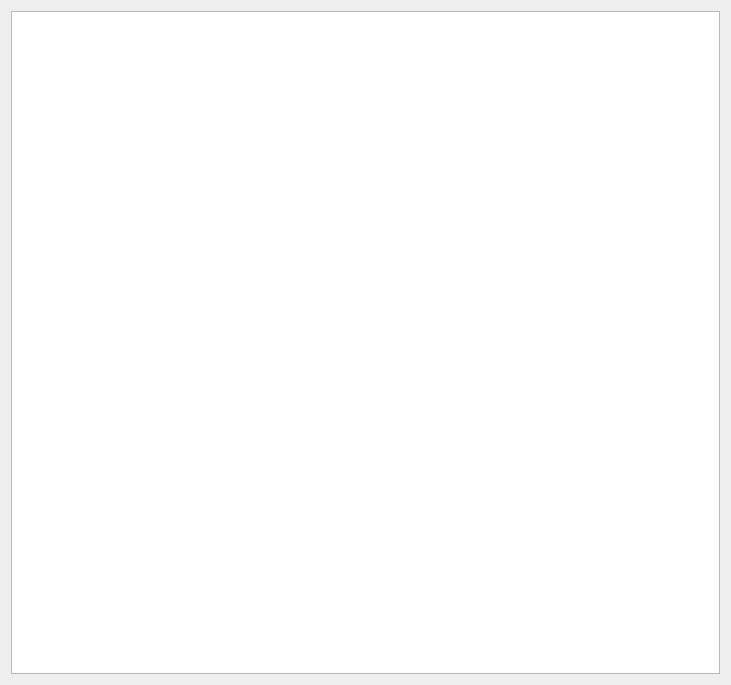
The window that ui/widgets/pdfwindow.ui (AmNotAGoose/textbook-homework-consolidator) describes before a commit, drawn with Qt 5.
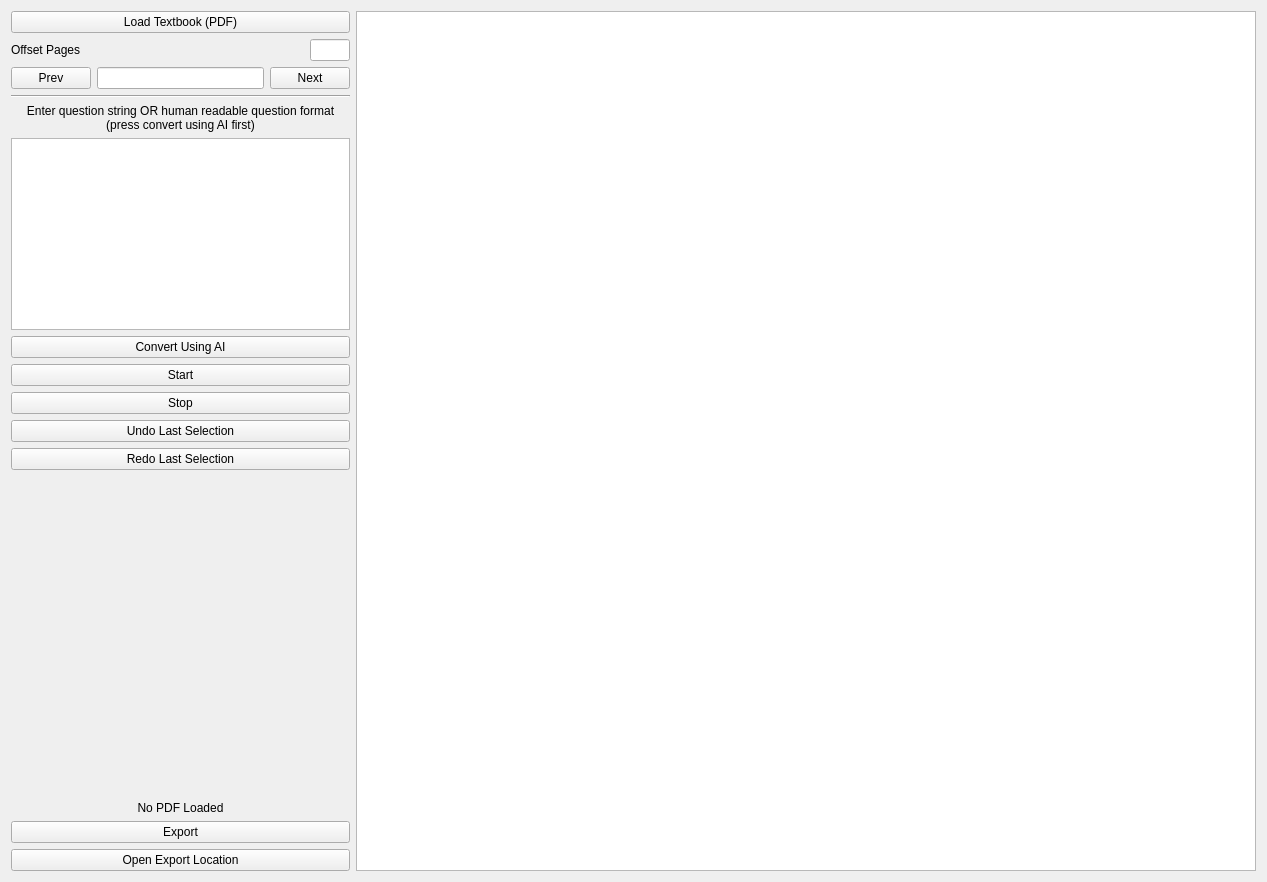
The same window after the commit.

```diff
--- a/ui/widgets/pdfwindow.ui
+++ b/ui/widgets/pdfwindow.ui
@@ -6,16 +6,200 @@
    <rect>
     <x>0</x>
     <y>0</y>
-    <width>731</width>
-    <height>685</height>
+    <width>1267</width>
+    <height>882</height>
    </rect>
   </property>
   <property name="windowTitle">
    <string>Form</string>
   </property>
-  <layout class="QHBoxLayout" name="horizontalLayout">
+  <layout class="QHBoxLayout" name="horizontalLayout_3">
    <item>
-    <widget class="QGraphicsView" name="graphicsView"/>
+    <layout class="QVBoxLayout" name="verticalLayout_3">
+     <property name="sizeConstraint">
+      <enum>QLayout::SizeConstraint::SetDefaultConstraint</enum>
+     </property>
+     <item>
+      <layout class="QVBoxLayout" name="verticalLayout_4">
+       <property name="sizeConstraint">
+        <enum>QLayout::SizeConstraint::SetMinimumSize</enum>
+       </property>
+       <item>
+        <widget class="QPushButton" name="loadButton">
+         <property name="text">
+          <string>Load Textbook (PDF)</string>
+         </property>
+        </widget>
+       </item>
+      </layout>
+     </item>
+     <item>
+      <layout class="QHBoxLayout" name="horizontalLayout">
+       <item>
+        <widget class="QLabel" name="label_3">
+         <property name="sizePolicy">
+          <sizepolicy hsizetype="Preferred" vsizetype="Preferred">
+           <horstretch>0</horstretch>
+           <verstretch>0</verstretch>
+          </sizepolicy>
+         </property>
+         <property name="minimumSize">
+          <size>
+           <width>0</width>
+           <height>0</height>
+          </size>
+         </property>
+         <property name="text">
+          <string>Offset Pages</string>
+         </property>
+        </widget>
+       </item>
+       <item>
+        <widget class="QLineEdit" name="lineEdit_2">
+         <property name="maximumSize">
+          <size>
+           <width>40</width>
+           <height>16777215</height>
+          </size>
+         </property>
+        </widget>
+       </item>
+      </layout>
+     </item>
+     <item>
+      <layout class="QHBoxLayout" name="horizontalLayout_2">
+       <property name="sizeConstraint">
+        <enum>QLayout::SizeConstraint::SetDefaultConstraint</enum>
+       </property>
+       <item>
+        <widget class="QPushButton" name="PrevButton">
+         <property name="text">
+          <string>Prev</string>
+         </property>
+        </widget>
+       </item>
+       <item>
+        <widget class="QLineEdit" name="lineEdit"/>
+       </item>
+       <item>
+        <widget class="QPushButton" name="nextButton">
+         <property name="text">
+          <string>Next</string>
+         </property>
+        </widget>
+       </item>
+      </layout>
+     </item>
+     <item>
+      <widget class="Line" name="line">
+       <property name="orientation">
+        <enum>Qt::Orientation::Horizontal</enum>
+       </property>
+      </widget>
+     </item>
+     <item>
+      <layout class="QVBoxLayout" name="verticalLayout_5">
+       <item>
+        <widget class="QLabel" name="label">
+         <property name="text">
+          <string>Enter question string OR human readable question format (press convert using AI first)</string>
+         </property>
+         <property name="alignment">
+          <set>Qt::AlignmentFlag::AlignCenter</set>
+         </property>
+         <property name="wordWrap">
+          <bool>true</bool>
+         </property>
+        </widget>
+       </item>
+       <item>
+        <widget class="QTextEdit" name="textEdit"/>
+       </item>
+       <item>
+        <widget class="QPushButton" name="pushButton">
+         <property name="text">
+          <string>Convert Using AI</string>
+         </property>
+        </widget>
+       </item>
+       <item>
+        <widget class="QPushButton" name="pushButton_2">
+         <property name="text">
+          <string>Start</string>
+         </property>
+        </widget>
+       </item>
+       <item>
+        <widget class="QPushButton" name="pushButton_3">
+         <property name="text">
+          <string>Stop</string>
+         </property>
+        </widget>
+       </item>
+       <item>
+        <widget class="QPushButton" name="pushButton_6">
+         <property name="text">
+          <string>Undo Last Selection</string>
+         </property>
+        </widget>
+       </item>
+       <item>
+        <widget class="QPushButton" name="pushButton_7">
+         <property name="text">
+          <string>Redo Last Selection</string>
+         </property>
+        </widget>
+       </item>
+      </layout>
+     </item>
+     <item>
+      <spacer name="verticalSpacer">
+       <property name="orientation">
+        <enum>Qt::Orientation::Vertical</enum>
+       </property>
+       <property name="sizeHint" stdset="0">
+        <size>
+         <width>20</width>
+         <height>40</height>
+        </size>
+       </property>
+      </spacer>
+     </item>
+     <item>
+      <widget class="QLabel" name="label_2">
+       <property name="text">
+        <string>No PDF Loaded</string>
+       </property>
+       <property name="alignment">
+        <set>Qt::AlignmentFlag::AlignCenter</set>
+       </property>
+      </widget>
+     </item>
+     <item>
+      <widget class="QPushButton" name="pushButton_4">
+       <property name="text">
+        <string>Export</string>
+       </property>
+      </widget>
+     </item>
+     <item>
+      <widget class="QPushButton" name="pushButton_5">
+       <property name="text">
+        <string>Open Export Location</string>
+       </property>
+      </widget>
+     </item>
+    </layout>
+   </item>
+   <item>
+    <widget class="QGraphicsView" name="graphicsView">
+     <property name="minimumSize">
+      <size>
+       <width>900</width>
+       <height>0</height>
+      </size>
+     </property>
+    </widget>
    </item>
   </layout>
  </widget>
```
